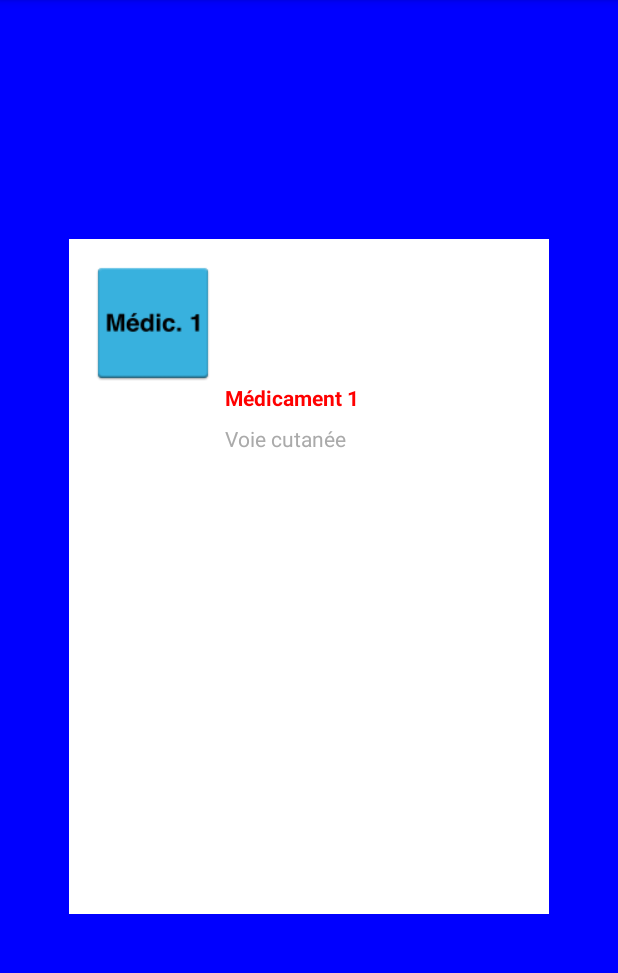
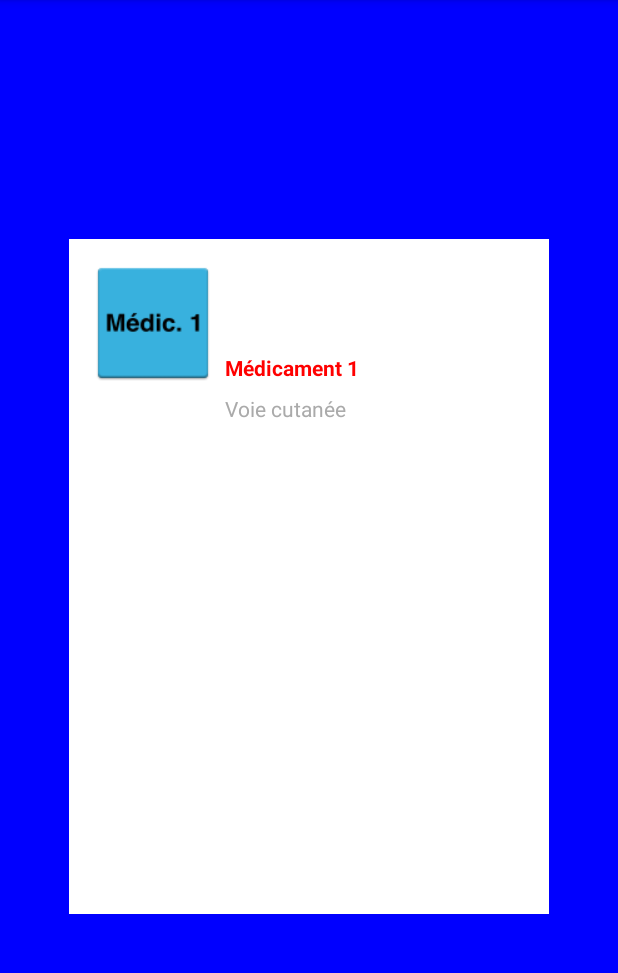
Before and after one commit to GDubuisson/AQECHMAR_DUBUISSON, an Android app: the screen it shows after launch (DetailActivity), after a tap on an icon or button, on a phone screen of 412 x 824 dp, the part 84-1057 px from its top. Run offline under Robolectric (Android 15) with nearby library versions, the phone set to English and light mode, and no system bars.

Commit message:
correction URL Menu

```diff
--- a/app/src/main/res/layout/activity_detail.xml
+++ b/app/src/main/res/layout/activity_detail.xml
@@ -33,10 +33,11 @@
             android:layout_width="wrap_content"
             android:layout_height="wrap_content"
             android:layout_marginStart="8dp"
+            android:layout_marginTop="76dp"
             android:textColor="#FF0000"
             android:textStyle="bold"
             app:layout_constraintStart_toEndOf="@+id/medicDetailActivity"
-            app:layout_constraintTop_toBottomOf="@+id/medicDetailActivity" />
+            app:layout_constraintTop_toTopOf="parent" />
 
         <TextView
             android:id="@+id/textView2"
```
Also changed, not shown: app/src/main/res/drawable/ic_baseline_public_24px.xml (deleted, +0 -9 lines).
